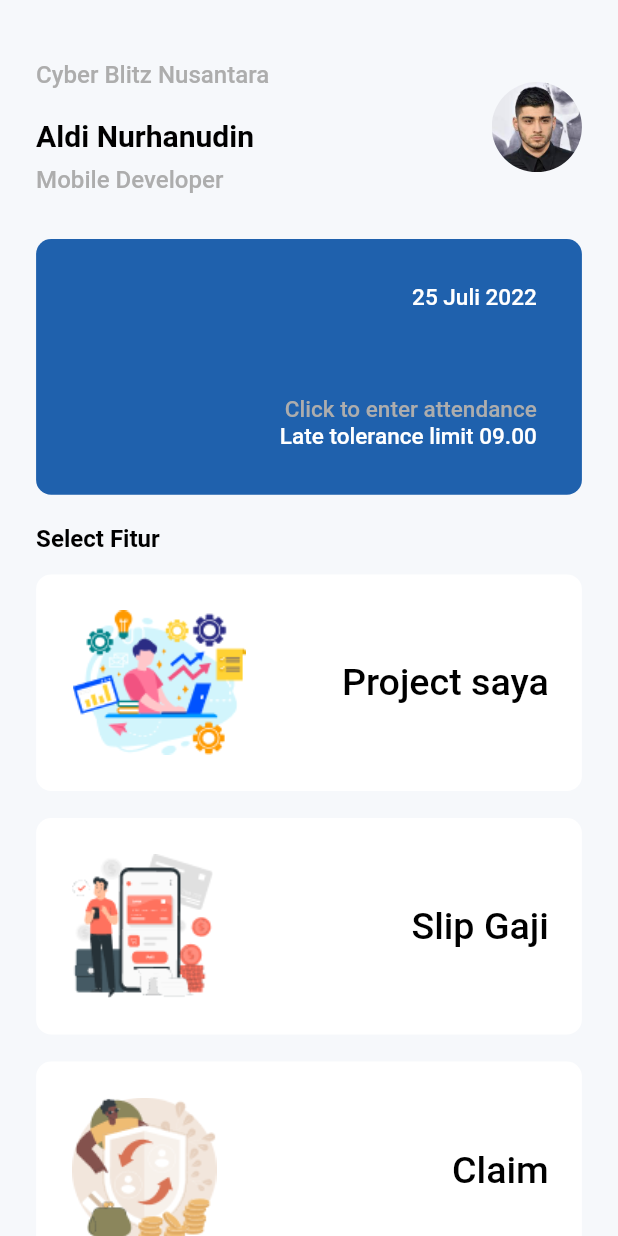
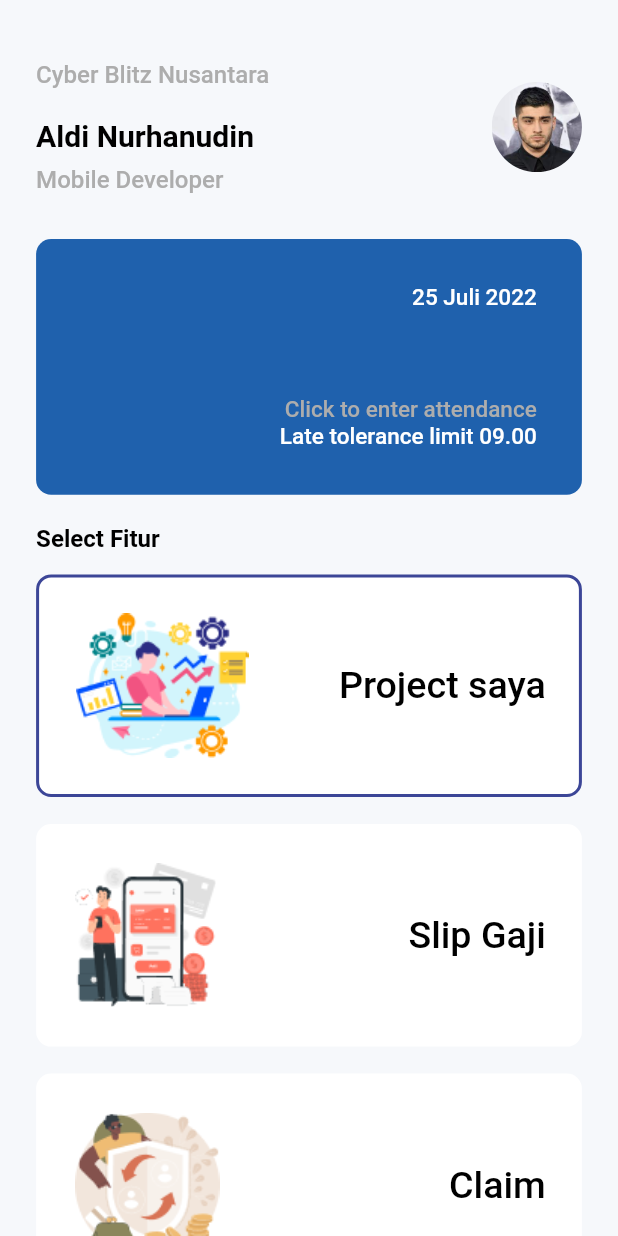
Before and after one commit to aldinurhanudin/Hccapp, a Flutter app: the HomePage screen opened directly, on a phone screen of 412 x 824 dp. Run offline on Flutter 3.47's test engine with Material 2 defaults, Android fonts, the phone set to English and light mode, and no system bars; our stand-ins replace bloc, equatable, flutter_bloc, font_awesome_flutter, get, google_fonts and 2 more.

Commit message:
perbaikan fitur item dan dan homepage masuk ke pages

```diff
--- a/hccapp/lib/ui/pages/home_page.dart
+++ b/hccapp/lib/ui/pages/home_page.dart
@@ -1,8 +1,4 @@
-import 'package:flutter/material.dart';
-import 'package:flutter/src/foundation/key.dart';
-import 'package:flutter/src/widgets/framework.dart';
-import 'package:hccapp/shared/shared.dart';
-import 'package:hccapp/ui/widgets/widgets.dart';
+part of 'pages.dart';
 
 class HomePage extends StatelessWidget {
   const HomePage({Key? key}) : super(key: key);
@@ -33,6 +29,7 @@ class HomePage extends StatelessWidget {
           const FiturItem(
             title: 'Project saya',
             imageUrl: 'assets/project.png',
+            isSelected: true,
           ),
           const FiturItem(
             title: 'Slip Gaji',
--- a/hccapp/lib/ui/pages/pages.dart
+++ b/hccapp/lib/ui/pages/pages.dart
@@ -3,7 +3,7 @@ import 'package:flutter_bloc/flutter_bloc.dart';
 import 'package:font_awesome_flutter/font_awesome_flutter.dart';
 import 'package:get/get.dart';
 import 'package:hccapp/ui/pages/edit_profile_page.dart';
-import 'package:hccapp/ui/pages/home_page.dart';
+import 'package:hccapp/ui/widgets/widgets.dart';
 
 import '../../cubit/cubit.dart';
 import '../../shared/shared.dart';
@@ -14,3 +14,4 @@ part 'auth/login_page.dart';
 
 part 'main/main_page.dart';
 part 'profile_page.dart';
+part 'home_page.dart';
--- a/hccapp/lib/ui/widgets/fitur_item.dart
+++ b/hccapp/lib/ui/widgets/fitur_item.dart
@@ -3,10 +3,13 @@ part of 'widgets.dart';
 class FiturItem extends StatelessWidget {
   final String title;
   final String imageUrl;
+  final bool isSelected;
+
   const FiturItem({
     Key? key,
     required this.title,
     required this.imageUrl,
+    this.isSelected = false,
   }) : super(key: key);
 
   @override
@@ -19,6 +22,10 @@ class FiturItem extends StatelessWidget {
       decoration: BoxDecoration(
         borderRadius: BorderRadius.circular(10),
         color: whiteColor,
+        border: Border.all(
+          width: 2,
+          color: isSelected ? mainColor : whiteColor,
+        ),
       ),
       child: Row(
         mainAxisAlignment: MainAxisAlignment.spaceBetween,
@@ -28,6 +35,7 @@ class FiturItem extends StatelessWidget {
             height: 100,
           ),
           Column(
+            crossAxisAlignment: CrossAxisAlignment.end,
             children: [
               Text(
                 title,
```
